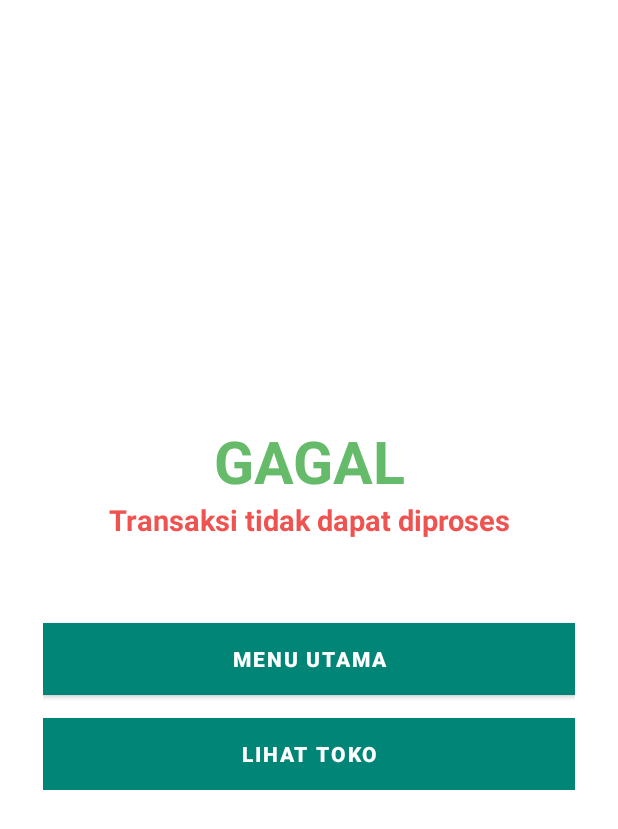
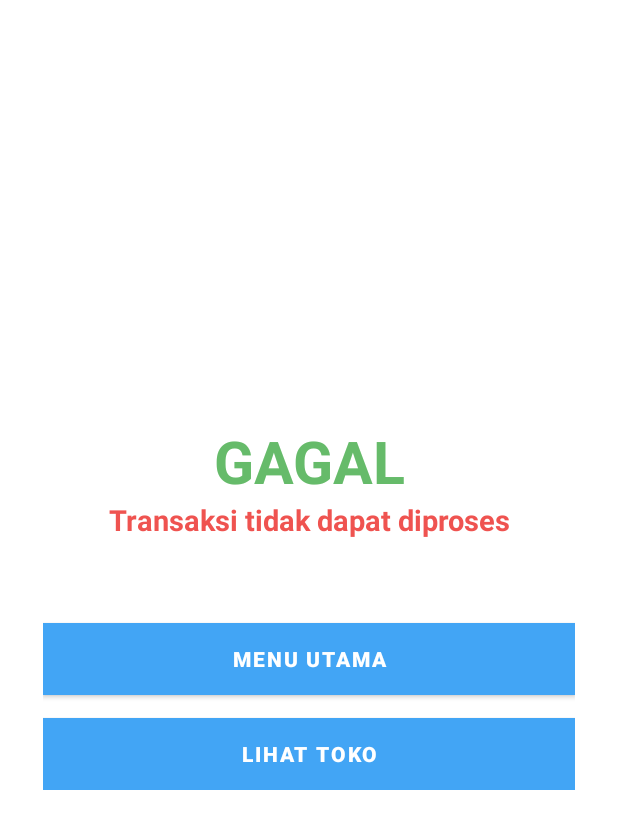
Before and after one commit to veridetta/KopSan, an Android app: the StatusActivity screen opened directly, with no data from a screen before it, on a phone screen of 412 x 824 dp. Shown: the top 829 px of the screen. Run offline under Robolectric (Android 15) with nearby library versions, the phone set to English and light mode, and no system bars; our stand-ins replace sdp/ssp sizes; Roboto replaces fonts that are not available here; 1 statement that could not run was skipped.

Commit message:
removed version

```diff
--- a/app/src/main/AndroidManifest.xml
+++ b/app/src/main/AndroidManifest.xml
@@ -2,9 +2,7 @@
 <manifest xmlns:android="http://schemas.android.com/apk/res/android"
     xmlns:tools="http://schemas.android.com/tools"
     package="com.inc.vr.corp.app.kopsan">
-
     <uses-sdk tools:overrideLibrary="com.google.zxing.client.android" />
-
     <uses-permission android:name="android.permission.ACCESS_NETWORK_STATE" />
     <uses-permission android:name="android.permission.ACCESS_NETWORK_STATE" />
     <uses-permission android:name="android.permission.ACCESS_NETWORK_STATE" />
--- a/app/src/main/java/com/inc/vr/corp/app/kopsan/LoginActivity.java
+++ b/app/src/main/java/com/inc/vr/corp/app/kopsan/LoginActivity.java
@@ -75,7 +75,7 @@ public class LoginActivity extends AppCompatActivity {
         }catch (PackageManager.NameNotFoundException e) {
             e.printStackTrace();
         }
-        appversion.setText("App Version " + version);
+//        appversion.setText("App Version " + version);
 
         //---------- CEK KONEKSI ------------
         conMgr = (ConnectivityManager) getSystemService(Context.CONNECTIVITY_SERVICE);
--- a/app/src/main/res/values/styles.xml
+++ b/app/src/main/res/values/styles.xml
@@ -2,8 +2,8 @@
     <!-- Base application theme. -->
     <style name="AppTheme" parent="Theme.MaterialComponents.Light.NoActionBar">
         <!-- Customize your theme here. -->
-        <item name="colorPrimary">@color/colorPrimary</item>
-        <item name="colorPrimaryDark">@color/colorPrimaryDark</item>
+        <item name="colorPrimary">@color/blue_400</item>
+        <item name="colorPrimaryDark">@color/blue_800</item>
         <item name="colorAccent">@color/colorAccent</item>
     </style>
 
```
